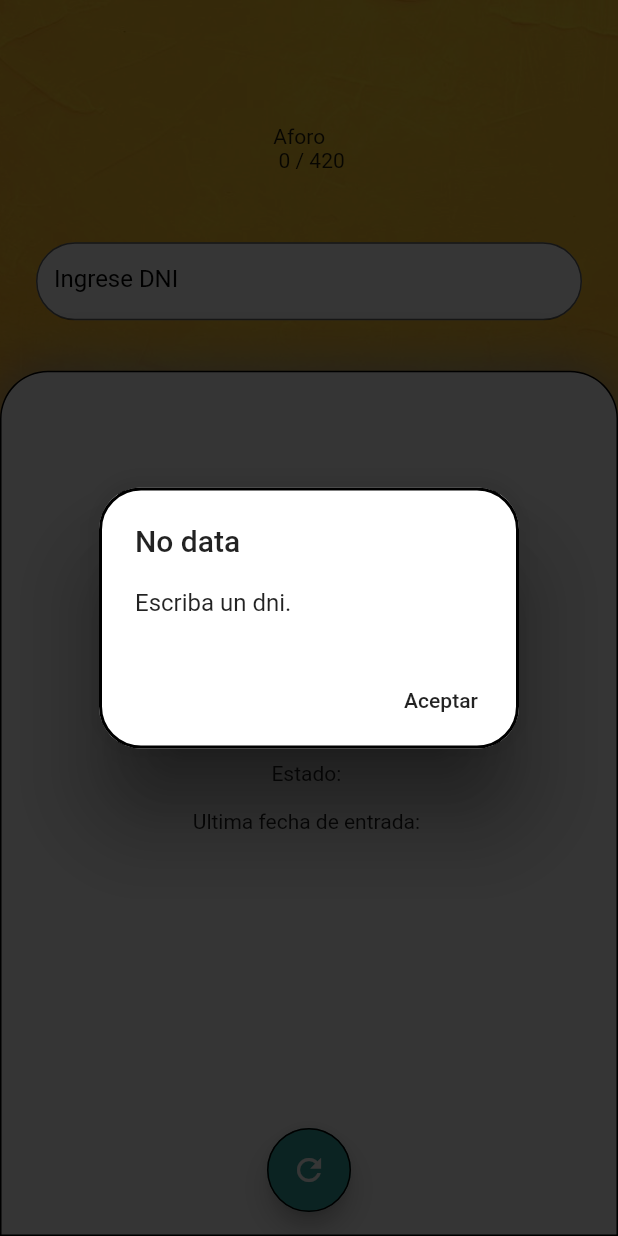
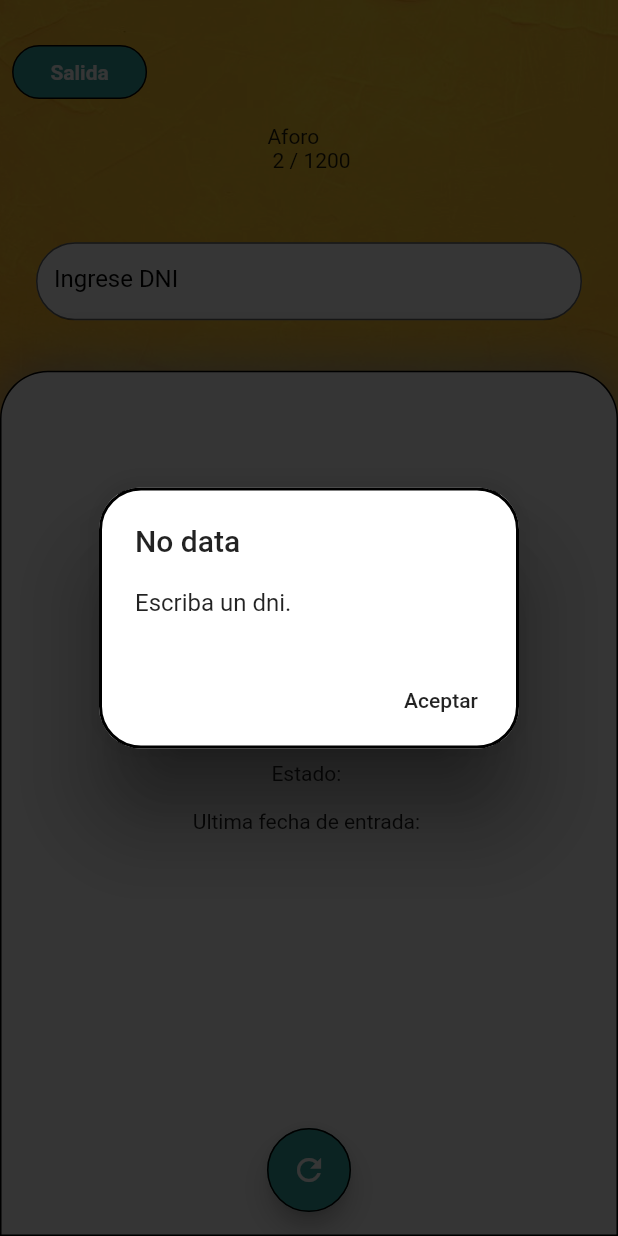
Before and after one commit to AiltonSalguero/Registro_de_personas, a Flutter app: the PrincipalPage screen opened by its route, after a tap on the "refresh" icon, on a phone screen of 412 x 824 dp. Run offline on Flutter 3.47's test engine with Material 2 defaults, Android fonts, the phone set to English and light mode, and no system bars; our stand-ins replace flutter_dotenv; Roboto replaces fonts that are missing (Product_Sans_Bold).

Commit message:
salida bloc x2

```diff
--- a/lib/dao/dao.dart
+++ b/lib/dao/dao.dart
@@ -14,7 +14,7 @@ class Dao {
         Dao.obtenerCompradorConDni(dni);
         Sesion.ultimaFechaMostrada = Sesion.compradorActual.fechaIngreso;
         if (_compradorEstaHabilitado()) {
-          Sesion.numeroCompradoresActual++;
+          Sesion.mercadoActual.aforoActual++;
         }
       } else {
         print("no existe");
@@ -57,7 +57,7 @@ class Dao {
   static registrarCompradorActual() {
     RegistroCompradorDao.postComprador(Sesion.compradorActual);
     RegistroCompradorDao.postRegistroComprador(
-        Sesion.compradorActual, Sesion.idMercado);
+        Sesion.compradorActual, Sesion.mercadoActual.idMercado);
   }
 
   static bool existeDni(String dni) {
--- a/lib/dao/sesion.dart
+++ b/lib/dao/sesion.dart
@@ -4,16 +4,15 @@
   Por limpiar
 */
 
+import 'package:registro/model/mercado.dart';
 import 'package:registro/model/registro_comprador.dart';
 
 class Sesion {
 
   // Comprador actual
-  static int idMercado = 1;
   static RegistroComprador compradorActual = RegistroComprador();
   static String estadoComprador = "";
   static var ultimaFechaMostrada;
-  static int numeroCompradoresActual = 0;
-  static int mercadoAforo = 420;
   static int mercadoColdDown = 1;
+  static Mercado mercadoActual = Mercado(1, "Santa Anita", "Santa Anita", 1200, 2);
 }
--- a/lib/main.dart
+++ b/lib/main.dart
@@ -2,6 +2,7 @@ import 'package:flutter/material.dart';
 import 'package:registro/pages/home.dart';
 import 'package:registro/pages/login.dart';
 import 'package:registro/pages/principal.dart';
+import 'package:registro/pages/salidaPage.dart';
 
 /*
   Clase principal, donde se inicia la aplicacion
@@ -21,6 +22,7 @@ class MyApp extends StatelessWidget {
         '/': (context) => HomePage(),
         '/login': (context) => LoginPage(),
         '/principal': (context) => PrincipalPage(),
+        '/salida': (context) => SalidaPage(),
       },
       initialRoute: '/',
     );
--- /dev/null
+++ b/lib/model/mercado.dart
@@ -0,0 +1,8 @@
+class Mercado{
+  int idMercado;
+  String nombre;
+  String distrito;
+  int aforo;
+  int aforoActual;
+  Mercado(this.idMercado, this.nombre, this.distrito, this.aforo, this.aforoActual);
+}
--- a/lib/pages/principal.dart
+++ b/lib/pages/principal.dart
@@ -10,6 +10,7 @@ import 'package:registro/dao/sesion.dart';
 import 'package:registro/dialogs/error_dialog.dart';
 import 'package:registro/util/screen.dart';
 import 'package:registro/util/temaPersonlizado.dart';
+import 'package:registro/widgets/botonPersonalizado.dart';
 import 'package:registro/widgets/inputPersonalizado.dart';
 import 'package:registro/widgets/labelPerzonalizado.dart';
 
@@ -25,7 +26,7 @@ class _PrincipalPageState extends State<PrincipalPage> {
     return Align(
       alignment: Alignment(0, -0.79),
       child: Text(
-        "Aforo \n ${Sesion.numeroCompradoresActual} / ${Sesion.mercadoAforo}",
+        "Aforo \n ${Sesion.mercadoActual.aforoActual} / ${Sesion.mercadoActual.aforo}",
         style: TextStyle(
           fontSize: 14,
         ),
@@ -87,14 +88,14 @@ class _PrincipalPageState extends State<PrincipalPage> {
       if (Dao.existeDni(dni)) {
 
         print("$dni dni");
-        print("${Sesion.numeroCompradoresActual} a0");
+        print("${Sesion.mercadoActual.aforoActual} a0");
         Sesion.compradorActual.dniComprador = dni;
         Dao.validarIngreso(dni);
 
         setState(() {
-          print("${Sesion.numeroCompradoresActual} a");
+          print("${Sesion.mercadoActual.aforoActual} a");
           print("${Sesion.compradorActual.nombres} as");
-          print("${Sesion.numeroCompradoresActual} b");
+          print("${Sesion.mercadoActual.aforoActual} b");
         });
       } else {
         errorDialogAlert(context, "Error", "Ingrese un dni valido.");
@@ -118,6 +119,7 @@ class _PrincipalPageState extends State<PrincipalPage> {
             height: Screen.height * 0.35, // Responsive
             width: double.infinity,
           ),
+          botonTercero("Salida",_toSalida),
           _buildAforo(),
           _buildDniInput(),
           Container(
@@ -174,4 +176,7 @@ class _PrincipalPageState extends State<PrincipalPage> {
       floatingActionButtonLocation: FloatingActionButtonLocation.centerFloat,
     );
   }
+  _toSalida(){
+    Navigator.of(context).pushReplacementNamed('/salida');
+  }
 }
```
Also changed, not shown: lib/bloc/mercadoAforoBloc.dart (added, +44 -0 lines), lib/bloc/registroCompradorBloc.dart (added, +41 -0 lines), lib/pages/salidaPage.dart (added, +106 -0 lines), pubspec.lock.
